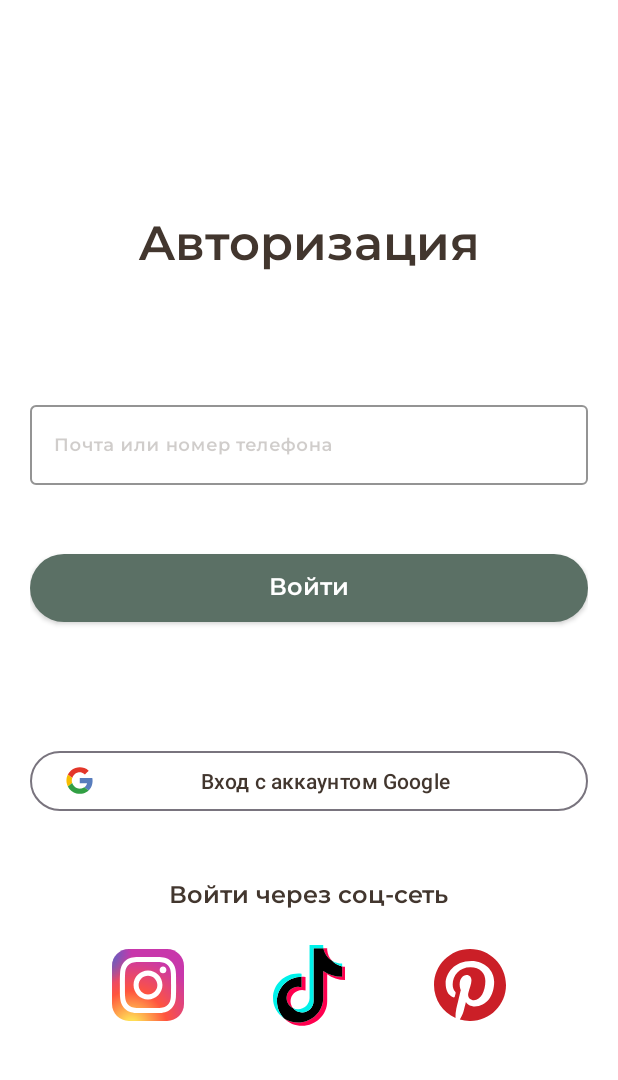
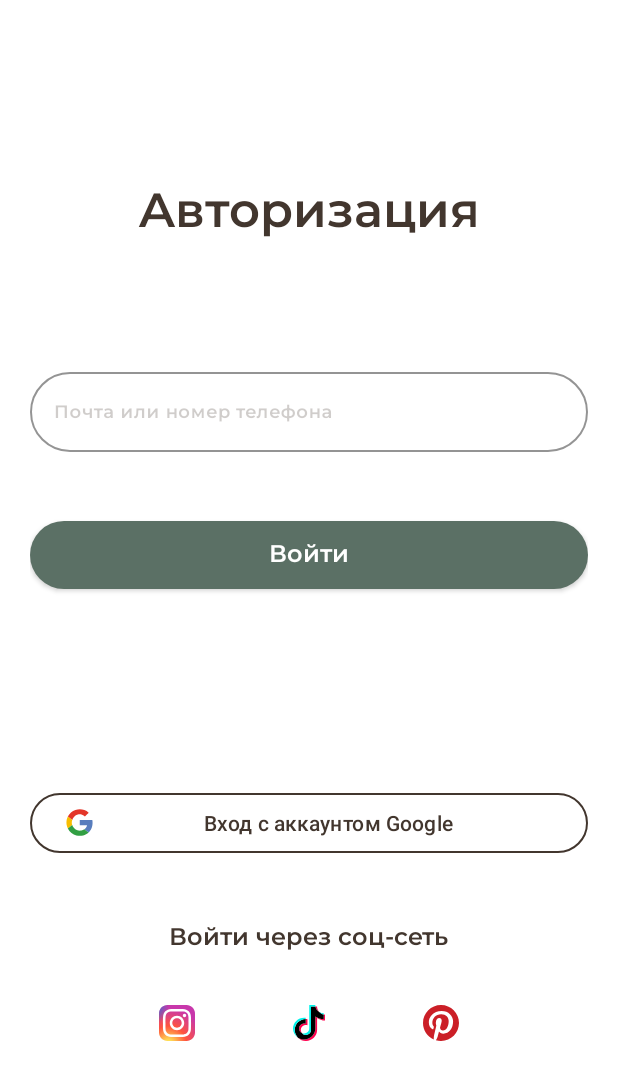
Before and after one commit to kseniaschool2006-jpg/DIY-Application, an Android app: the LoginFragment screen opened through its navigation route, on a phone screen of 412 x 824 dp. Shown: the top 1080 px of the screen. Run offline under Robolectric (Android 15) with nearby library versions, the phone set to English and light mode, and no system bars.

Commit message:
3. правки во фрагменты авторизации

```diff
--- a/app/src/main/res/layout/fragment_code.xml
+++ b/app/src/main/res/layout/fragment_code.xml
@@ -16,7 +16,7 @@
         android:layout_width="wrap_content"
         android:layout_height="wrap_content"
         android:layout_gravity="center_horizontal"
-        android:layout_marginTop="56dp"
+        android:layout_marginTop="@dimen/fab_main_size"
         android:text="Авторизация" />
 
 
@@ -26,16 +26,15 @@
         android:layout_width="match_parent"
         android:layout_height="wrap_content"
         android:layout_marginTop="120dp"
-        android:layout_marginBottom="10dp" />
+        android:layout_marginBottom="@dimen/space_s" />
 
     <com.google.android.material.textfield.TextInputLayout
         android:id="@+id/til_code"
         style="@style/Widget.App.Input"
         android:layout_width="match_parent"
         android:layout_height="wrap_content"
-        android:layout_marginBottom="40dp"
+        android:layout_marginBottom="@dimen/space_large"
         android:hint="Поле для ввода кода">
-
 
     <com.google.android.material.textfield.TextInputEditText
             android:id="@+id/et_code"
@@ -49,7 +48,7 @@
 
     <com.google.android.material.button.MaterialButton
         android:id="@+id/btn_confirm"
-        style="@style/ButtonStyle.Primary"
+        style="@style/ButtonStyle.Secondary"
         android:layout_width="match_parent"
         android:layout_height="wrap_content"
         android:text="Войти" />
--- a/app/src/main/res/layout/fragment_login.xml
+++ b/app/src/main/res/layout/fragment_login.xml
@@ -5,7 +5,7 @@
     android:layout_height="match_parent"
     android:gravity="center"
     android:orientation="vertical"
-    android:padding="20dp">
+    android:padding="@dimen/space_margin">
 
     <TextView
         style="@style/TextAppearance.App.Title.OnAuthorization"
@@ -19,7 +19,7 @@
         style="@style/Widget.App.Input"
         android:layout_width="match_parent"
         android:layout_height="wrap_content"
-        android:layout_marginBottom="40dp"
+        android:layout_marginBottom="@dimen/space_large"
         android:hint="Почта или номер телефона">
 
         <com.google.android.material.textfield.TextInputEditText
@@ -35,7 +35,7 @@
         style="@style/ButtonStyle.Primary"
         android:layout_width="match_parent"
         android:layout_height="wrap_content"
-        android:layout_marginBottom="76dp"
+        android:layout_marginBottom="126dp"
         android:text="Войти" />
 
     <com.google.android.material.button.MaterialButton
@@ -43,16 +43,21 @@
         style="@style/Widget.Material3.Button.OutlinedButton"
         android:layout_width="match_parent"
         android:layout_height="wrap_content"
-        android:layout_marginBottom="40dp"
+        android:layout_marginBottom="@dimen/space_large"
         android:text="Вход с аккаунтом Google"
+        android:textAllCaps="false"
         app:icon="@drawable/ic_google"
-        app:iconTint="@null" />
+        app:iconTint="@null"
+        app:iconPadding="8dp"
+        app:strokeColor="@color/color_beige_dark"
+        app:strokeWidth="1dp"
+        app:cornerRadius="@dimen/radius_pill" />
 
     <TextView
         style="@style/TextAppearance.App.Title"
         android:layout_width="wrap_content"
         android:layout_height="wrap_content"
-        android:layout_marginBottom="20dp"
+        android:layout_marginBottom="@dimen/space_margin"
         android:text="Войти через соц-сеть" />
 
     <LinearLayout
@@ -63,29 +68,24 @@
 
         <ImageButton
             android:id="@+id/btn_instagram"
-            android:layout_width="48dp"
-            android:layout_height="48dp"
-            android:layout_marginEnd="59dp"
-            android:background="?attr/selectableItemBackgroundBorderless"
-            android:contentDescription="Instagram"
-            android:src="@drawable/ic_instagram" />
+            style="@style/IconButtonStyle.NoColor"
+            android:src="@drawable/ic_instagram"
+             />
 
         <ImageButton
             android:id="@+id/btn_tiktok"
-            android:layout_width="48dp"
-            android:layout_height="54dp"
-            android:layout_marginEnd="59dp"
-            android:background="?attr/selectableItemBackgroundBorderless"
-            android:contentDescription="TikTok"
-            android:src="@drawable/ic_tiktok" />
+            style="@style/IconButtonStyle.NoColor"
+            android:src="@drawable/ic_tiktok"
+            android:layout_marginStart="@dimen/radius_large"
+            android:layout_marginEnd="@dimen/radius_large"
+            />
+
 
         <ImageButton
             android:id="@+id/btn_pinterest"
-            android:layout_width="48dp"
-            android:layout_height="48dp"
-            android:background="?attr/selectableItemBackgroundBorderless"
-            android:contentDescription="Pinterest"
-            android:src="@drawable/ic_pinterest" />
+            style="@style/IconButtonStyle.NoColor"
+            android:src="@drawable/ic_pinterest"
+            />
     </LinearLayout>
 
 </LinearLayout>
--- a/app/src/main/res/values/styles_buttons.xml
+++ b/app/src/main/res/values/styles_buttons.xml
@@ -56,6 +56,10 @@
 
     <style name="IconButtonStyle.Green">
         <item name="android:tint">@color/color_green</item>
+    </style>
+
+    <style name="IconButtonStyle.NoColor">
+        <item name="android:tint">@null</item>
     </style>
 
 
@@ -213,6 +217,10 @@
         <item name="android:textColorHint">@color/color_beige_dark_30</item>
         <item name="hintTextColor">@color/color_beige_dark</item>
         <item name="boxStrokeColor">@color/color_beige_dark</item>
+        <item name="boxCornerRadiusTopStart">@dimen/radius_pill</item>
+        <item name="boxCornerRadiusTopEnd">@dimen/radius_pill</item>
+        <item name="boxCornerRadiusBottomStart">@dimen/radius_pill</item>
+        <item name="boxCornerRadiusBottomEnd">@dimen/radius_pill</item>
     </style>
 
     <style name="Widget.App.Input.EditText" parent="Widget.Material3.TextInputEditText.OutlinedBox">
```
